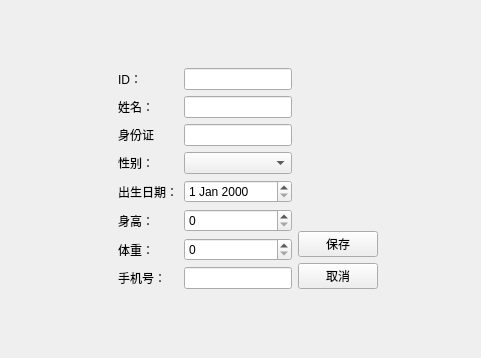
Old version of the form experiment/lab4/patienteditview.ui in the repository skmgt/QtLearnCourse.
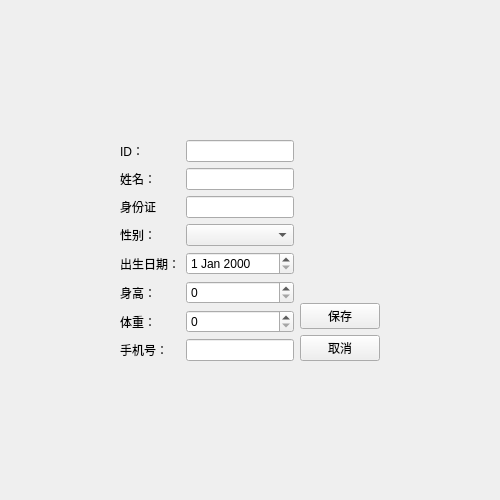
New version of the form.

```diff
--- a/experiment/lab4/patienteditview.ui
+++ b/experiment/lab4/patienteditview.ui
@@ -6,10 +6,16 @@
    <rect>
     <x>0</x>
     <y>0</y>
-    <width>481</width>
-    <height>358</height>
+    <width>500</width>
+    <height>500</height>
    </rect>
   </property>
+  <property name="minimumSize">
+   <size>
+    <width>500</width>
+    <height>500</height>
+   </size>
+  </property>
   <property name="windowTitle">
    <string>编辑患者信息</string>
   </property>
```
